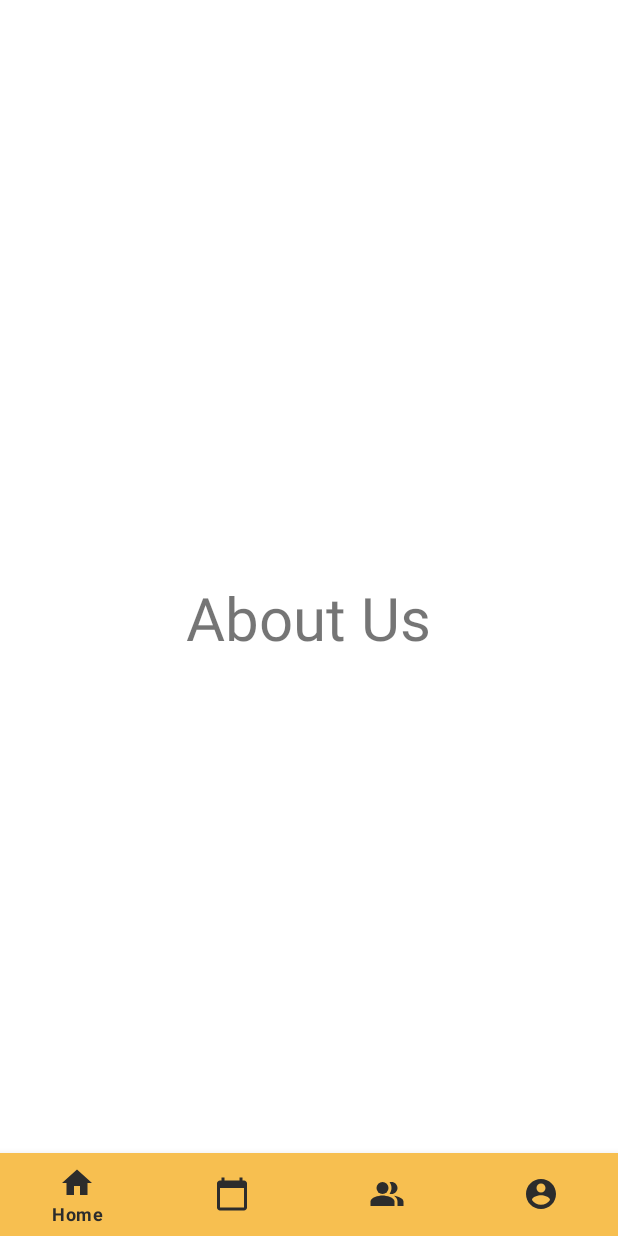
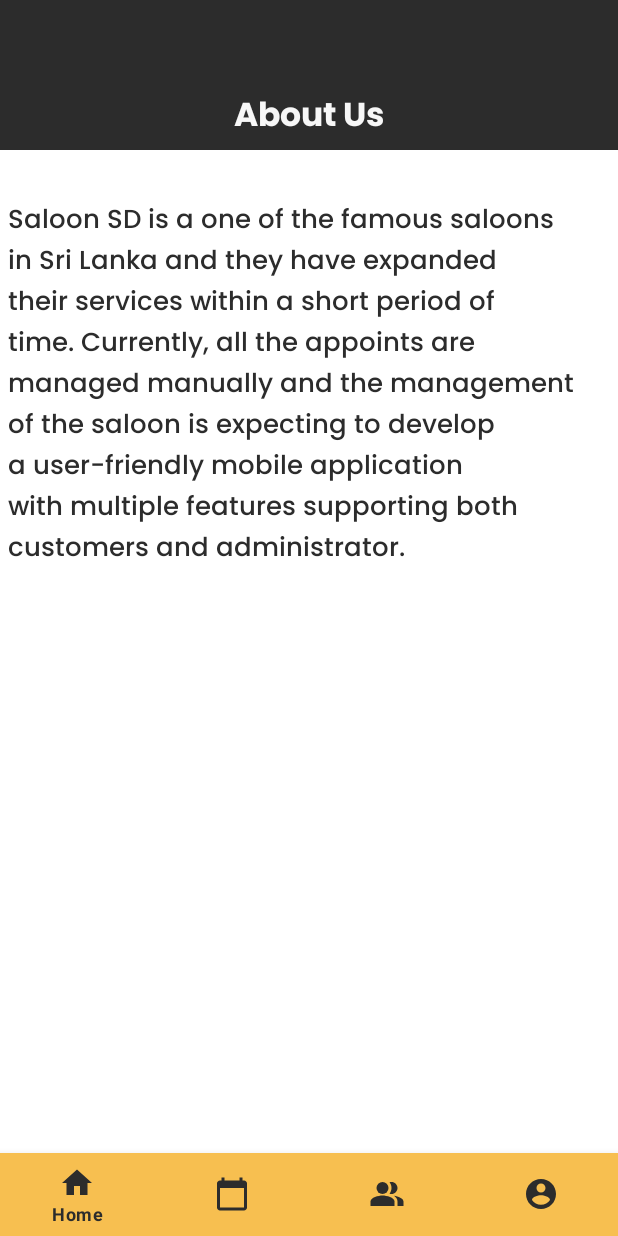
Before and after one commit to AasifFiraz/Saloon-App, an Android app: the fragment AboutUsFragment placed in its activity, on a phone screen of 412 x 824 dp. Run offline under Robolectric (Android 15) with nearby library versions, the phone set to English and light mode, and no system bars.

Commit message:
Created Xml design for about us fragment

```diff
--- a/app/src/main/AndroidManifest.xml
+++ b/app/src/main/AndroidManifest.xml
@@ -9,6 +9,9 @@
         android:roundIcon="@mipmap/ic_launcher_round"
         android:supportsRtl="true"
         android:theme="@style/Theme.CLHDCSE9546">
+        <activity
+            android:name=".bill_activity"
+            android:exported="false" />
         <activity
             android:name=".Appointment_Edit_Activity_Admin"
             android:exported="false" />
--- a/app/src/main/res/layout/fragment_aboutus.xml
+++ b/app/src/main/res/layout/fragment_aboutus.xml
@@ -4,12 +4,34 @@
     android:layout_width="match_parent"
     android:layout_height="match_parent">
 
+    <FrameLayout
+        android:layout_width="match_parent"
+        android:layout_height="100dp"
+        android:background="#2c2c2c"></FrameLayout>
+
+    <TextView
+        android:id="@+id/AboutUsText"
+        android:layout_width="wrap_content"
+        android:layout_height="wrap_content"
+        android:layout_centerHorizontal="true"
+        android:layout_marginLeft="30dp"
+        android:layout_marginTop="59dp"
+        android:fontFamily="@font/poppinsbold"
+        android:text="About Us"
+        android:textColor="#f7f7f7"
+        android:textSize="22sp" />
 
     <TextView
         android:layout_width="wrap_content"
         android:layout_height="wrap_content"
-        android:layout_centerInParent="true"
-        android:text="About Us"
-        android:textSize="40sp"/>
+        android:layout_below="@id/AboutUsText"
+        android:layout_marginRight="5dp"
+        android:layout_marginTop="30dp"
+        android:textColor="#2c2c2c"
+        android:textSize="17sp"
+        android:padding="5dp"
+        android:lineSpacingExtra="3dp"
+        android:fontFamily="@font/poppinsmedium"
+        android:text="Saloon SD is a one of the famous saloons in Sri Lanka and they have expanded their services within a short period of time. Currently, all the appoints are managed manually and the management of the saloon is expecting to develop a user-friendly mobile application with multiple features supporting both customers and administrator." />
 
 </RelativeLayout>
```
